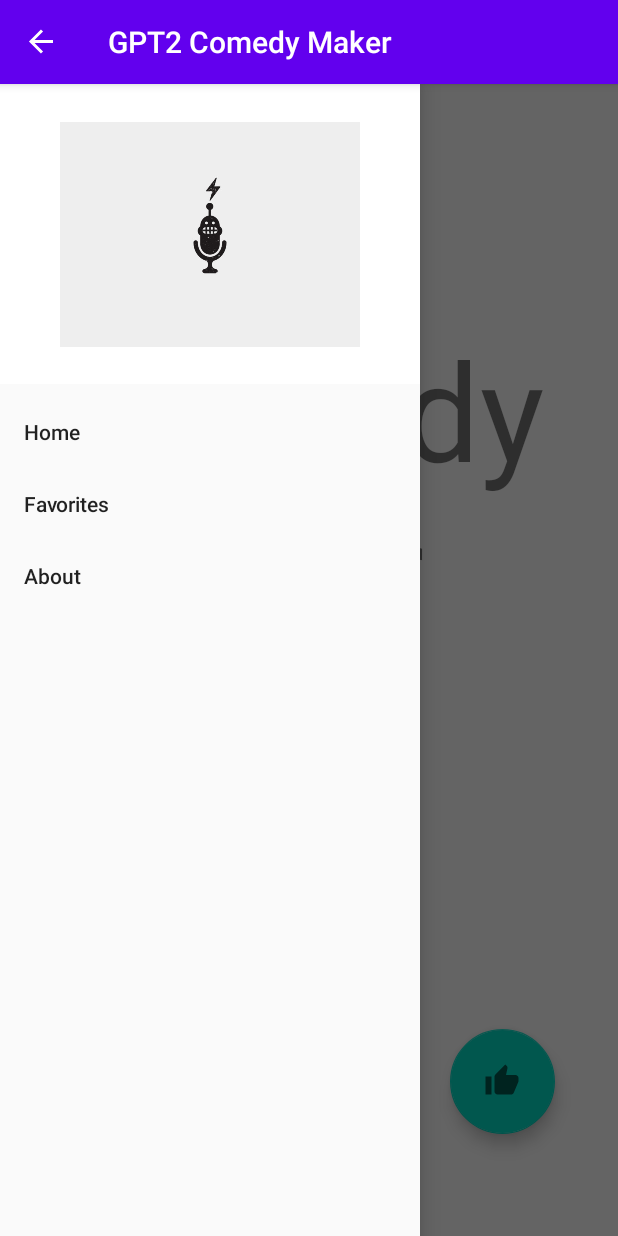
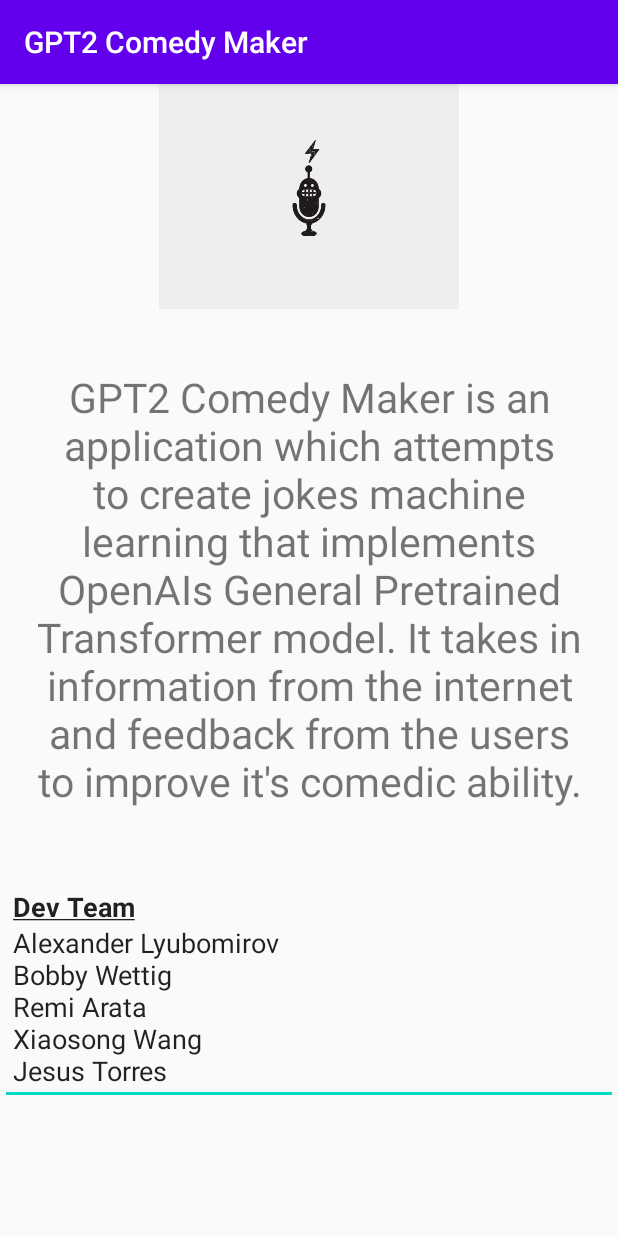
Before and after one commit to hostwriter/ComedyMaker-Android, an Android app: the screen it shows after launch (MainActivity before the commit, AboutPage after it), after a tap on "About", on a phone screen of 412 x 824 dp. Run offline under Robolectric (Android 15) with nearby library versions, the phone set to English and light mode, and no system bars; 2 other taps on this screen came first.

Commit message:
Added about page

```diff
--- a/app/src/main/AndroidManifest.xml
+++ b/app/src/main/AndroidManifest.xml
@@ -11,6 +11,7 @@
         android:roundIcon="@mipmap/ic_launcher_round"
         android:supportsRtl="true"
         android:theme="@style/AppTheme">
+        <activity android:name=".AboutPage"></activity>
         <activity android:name=".SavedJokes" />
         <activity
             android:name=".SplashScreen"
--- a/app/src/main/java/com/projektekis/gpt3comedymaker/MainActivity.kt
+++ b/app/src/main/java/com/projektekis/gpt3comedymaker/MainActivity.kt
@@ -10,6 +10,7 @@
 import androidx.appcompat.app.AppCompatActivity
 import com.google.android.material.floatingactionbutton.FloatingActionButton
 import com.google.gson.GsonBuilder
+import kotlinx.android.synthetic.main.activity_about_page.*
 import kotlinx.android.synthetic.main.activity_main.*
 import kotlinx.android.synthetic.main.activity_saved_jokes.*
 import okhttp3.*
@@ -83,6 +84,10 @@
                 R.id.nav_favorites -> {
                     val intent = Intent(this, SavedJokes::class.java)
                     intent.putStringArrayListExtra("nav",savedJokesList)
+                    startActivity(intent)
+                }
+                R.id.nav_about -> {
+                    val intent = Intent(this, AboutPage::class.java)
                     startActivity(intent)
                 }
             }
--- /dev/null
+++ b/app/src/main/res/layout/activity_about_page.xml
@@ -0,0 +1,46 @@
+<?xml version="1.0" encoding="utf-8"?>
+<androidx.constraintlayout.widget.ConstraintLayout xmlns:android="http://schemas.android.com/apk/res/android"
+    xmlns:app="http://schemas.android.com/apk/res-auto"
+    xmlns:tools="http://schemas.android.com/tools"
+    android:layout_width="match_parent"
+    android:layout_height="match_parent"
+    tools:context=".AboutPage">
+
+    <ImageView
+        android:id="@+id/imageView"
+        android:layout_width="wrap_content"
+        android:layout_height="150dp"
+        app:layout_constraintEnd_toEndOf="parent"
+        app:layout_constraintStart_toStartOf="parent"
+        app:layout_constraintTop_toTopOf="parent"
+        app:srcCompat="@drawable/botmic" />
+
+    <TextView
+        android:id="@+id/about_text"
+        android:textAlignment="center"
+        android:layout_width="match_parent"
+        android:layout_height="300dp"
+        android:layout_marginTop="40dp"
+        android:text="@string/about_info"
+        app:layout_constraintEnd_toEndOf="parent"
+        app:layout_constraintHorizontal_bias="0.498"
+        app:layout_constraintStart_toStartOf="parent"
+        app:layout_constraintTop_toBottomOf="@+id/imageView"
+        android:paddingStart="20dp"
+        android:paddingEnd="20dp"
+        android:autoSizeTextType="uniform"/>
+
+    <EditText
+        android:id="@+id/dev_info"
+        android:layout_width="0dp"
+        android:layout_height="wrap_content"
+        android:layout_marginTop="36dp"
+        android:ems="10"
+        android:gravity="start|top"
+        android:inputType="textMultiLine"
+        android:text="@string/dev_team"
+        app:layout_constraintEnd_toEndOf="parent"
+        app:layout_constraintHorizontal_bias="0.497"
+        app:layout_constraintStart_toStartOf="parent"
+        app:layout_constraintTop_toBottomOf="@+id/about_text" />
+</androidx.constraintlayout.widget.ConstraintLayout>
--- a/app/src/main/res/layout/main_header.xml
+++ b/app/src/main/res/layout/main_header.xml
@@ -2,12 +2,13 @@
 <RelativeLayout xmlns:android="http://schemas.android.com/apk/res/android"
     android:layout_width="match_parent"
     android:layout_height="wrap_content"
-    android:background="@color/cardview_light_background">
+    android:background="@color/header_background">
 
     <ImageView
         android:layout_width="200dp"
-        android:layout_height="200dp"
-        android:layout_centerInParent="true"
-        android:src="@drawable/botmic"/>
+        android:layout_height="120dp"
+        android:layout_alignParentTop="true"
+        android:layout_centerHorizontal="true"
+        android:src="@drawable/botmic" />
 
 </RelativeLayout>
--- a/app/src/main/res/values/colors.xml
+++ b/app/src/main/res/values/colors.xml
@@ -4,4 +4,5 @@
     <color name="colorPrimaryDark">#3700B3</color>
     <color name="colorAccent">#03DAC5</color>
     <color name="black_overlay">#66000000</color>
+    <color name="header_background">#4E5258</color>
 </resources>
--- a/app/src/main/res/values/strings.xml
+++ b/app/src/main/res/values/strings.xml
@@ -4,11 +4,24 @@
     <string name="dummy_content">DUMMY\nCONTENT</string>
     <string name="version_number">Version 0.1</string>
 
-    <string name="hello_blank_fragment">Hello blank fragment</string>
     <string name="save">Save</string>
     <string name="home">Home</string>
     <string name="favorites">Favorites</string>
     <string name="about">About</string>
     <string name="open">Open</string>
     <string name="close">Close</string>
+
+    <string name="about_info">GPT2 Comedy Maker is an application which attempts to create jokes
+        machine learning that implements OpenAIs "General Pretrained Transformer" model. It takes
+        in information from the internet and feedback from the users to improve it\'s comedic
+        ability. </string>
+
+    <string name="dev_team">
+        <u><b>Dev Team</b></u>\n
+        Alexander Lyubomirov\n
+        Bobby Wettig\n
+        Remi Arata\n
+        Xiaosong Wang\n
+        Jesus Torres
+    </string>
 </resources>
```
Also changed, not shown: app/src/main/java/com/projektekis/gpt3comedymaker/AboutPage.kt (+3 -50 lines), app/src/main/res/layout/fragment_about_page.xml (deleted, +0 -14 lines).
